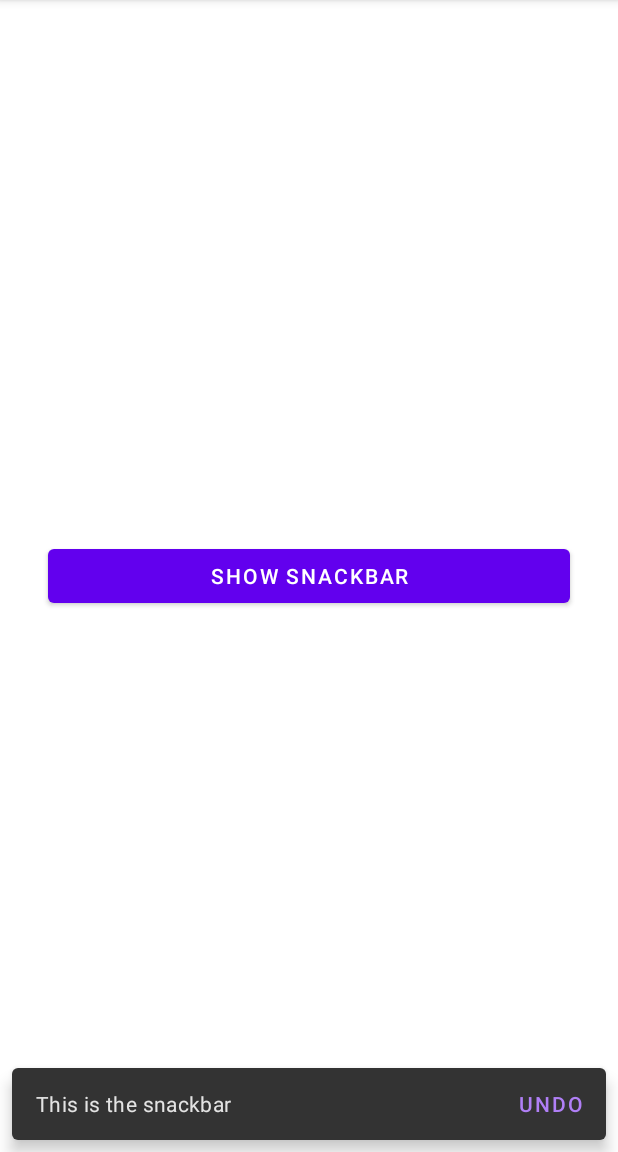
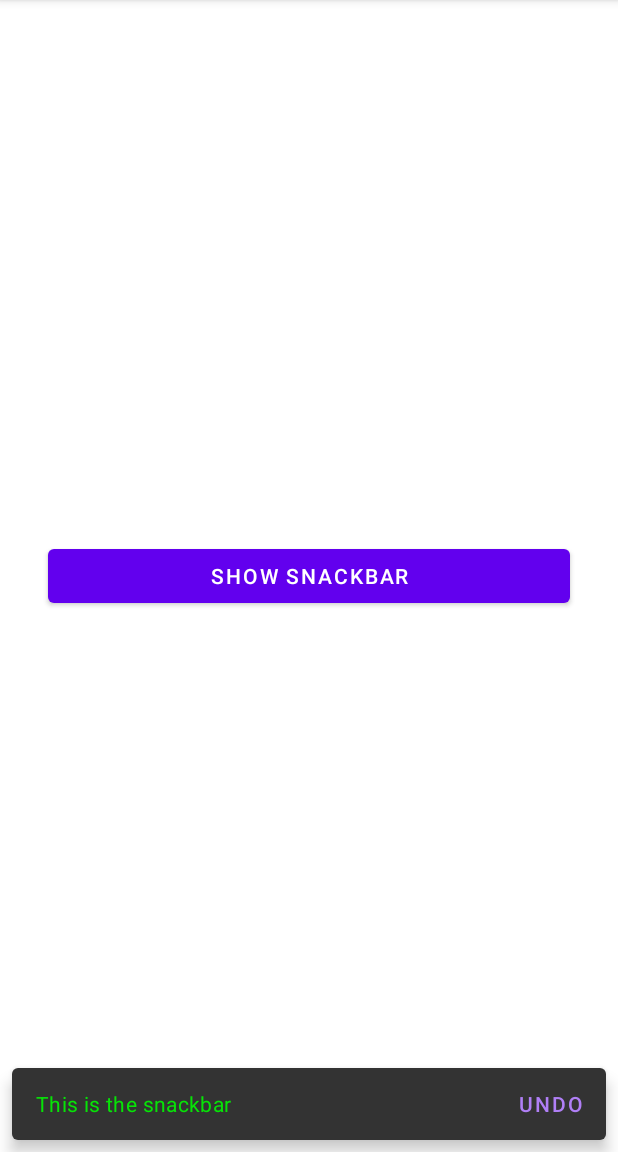
Before and after one commit to sinhnguyen59/Android_Demo_1, an Android app: the screen it shows after launch (MainActivity), after a tap on "SHOW SNACKBAR", on a phone screen of 412 x 824 dp, the part 84-1236 px from its top. Run offline under Robolectric (Android 15) with nearby library versions, the phone set to English and light mode, and no system bars.

Commit message:
Modify main activity

```diff
--- a/app/src/main/java/com/example/demo_1/MainActivity.java
+++ b/app/src/main/java/com/example/demo_1/MainActivity.java
@@ -30,16 +30,16 @@ public class MainActivity extends AppCompatActivity {
         btnSnackbar.setOnClickListener(new View.OnClickListener() {
             @Override
             public void onClick(View v) {
-                Snackbar snackbar = Snackbar.make(v, "This is the snackbar", Snackbar.LENGTH_LONG);
-//                snackbar.setDuration(5000);
+                Snackbar snackbar = Snackbar.make(v, "This is the snackbar", Snackbar.LENGTH_INDEFINITE);
+                snackbar.setDuration(5000);
                 snackbar.setAction("UNDO", new View.OnClickListener() {
                     @Override
                     public void onClick(View view) {
                         Snackbar undoSnackbar = Snackbar.make(view,"Undo successful", Snackbar.LENGTH_SHORT);
                         undoSnackbar.show();
                     }
-                });
-//                snackbar.setTextColor(Color.GREEN);
+                }).setTextColor(Color.RED);
+                snackbar.setTextColor(Color.GREEN);
                 snackbar.show();
             }
         });
```
